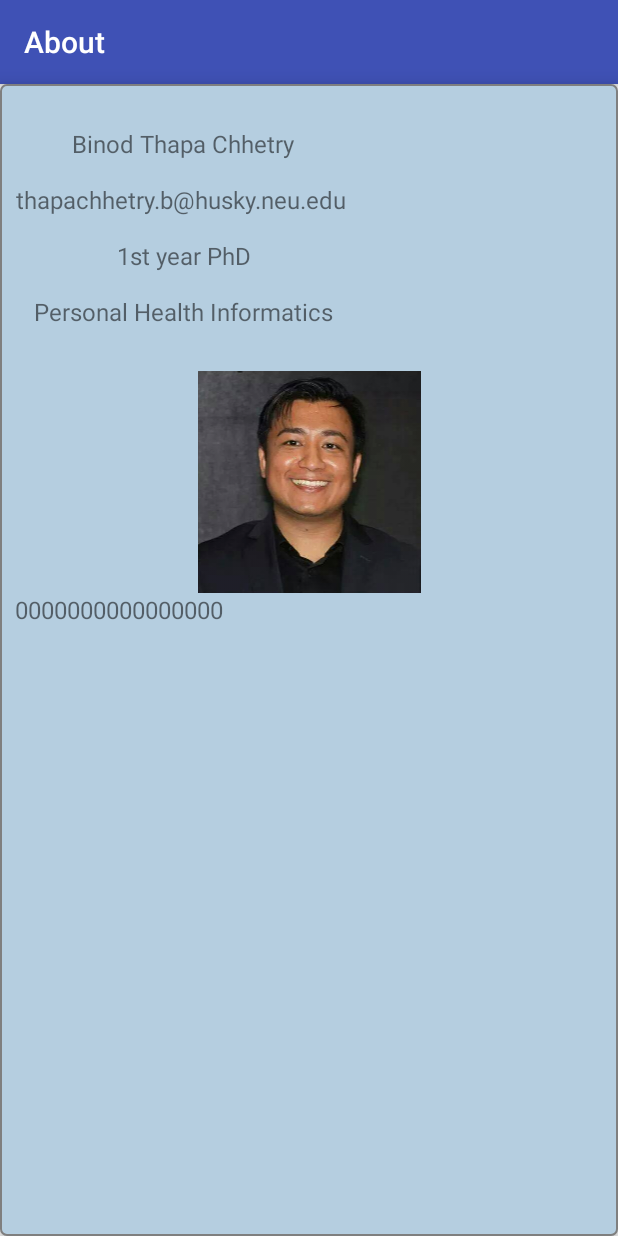
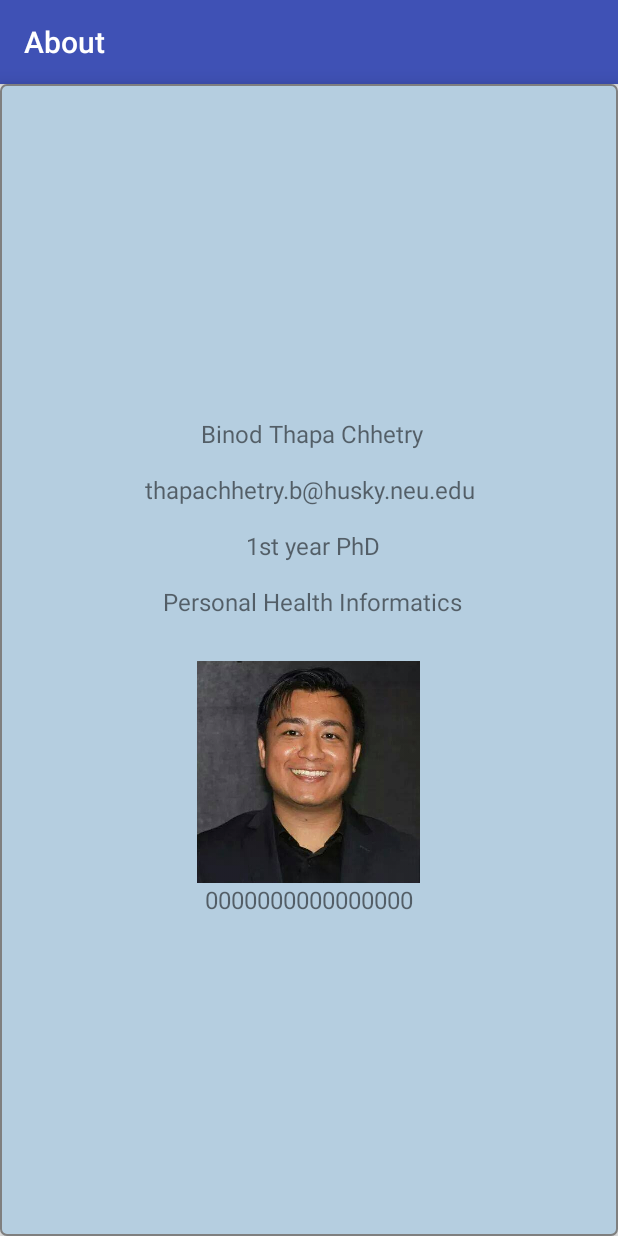
Before and after one commit to binodthapachhetry/MobileWordPuzzle, an Android app: the AboutActivityFragment screen opened directly, with no data from a screen before it, on a phone screen of 412 x 824 dp. Run offline under Robolectric (Android 15) with nearby library versions, the phone set to English and light mode, and no system bars; 1 statement that could not run was skipped.

Commit message:
changed the targetSDKversion to 22, formatted the about fragment view to match parent and text and image view to wrap content

```diff
--- a/app/build.gradle
+++ b/app/build.gradle
@@ -7,7 +7,7 @@ android {
     defaultConfig {
         applicationId "edu.neu.madcourse.binodthapachhetry"
         minSdkVersion 15
-        targetSdkVersion 23
+        targetSdkVersion 22
         versionCode 1
         versionName "1.0"
     }
--- a/app/src/main/res/layout/fragment_about.xml
+++ b/app/src/main/res/layout/fragment_about.xml
@@ -4,9 +4,8 @@ xmlns:android="http://schemas.android.com/apk/res/android"
 
 xmlns:tools="http://schemas.android.com/tools"
 
-android:layout_width="wrap_content"
-
-android:layout_height="wrap_content"
+android:layout_width="match_parent"
+android:layout_height="match_parent"
 
 android:background="@drawable/menu_background"
 
@@ -15,7 +14,7 @@ android:elevation="@dimen/elevation_high"
 android:orientation="vertical"
 
 android:padding="@dimen/menu_padding"
-
+android:gravity="center"
 android:title="@string/about_title"
 
 tools:context="edu.neu.madcourse.binodthapachhetry.MainActivityFragment">
@@ -39,7 +38,7 @@ tools:context="edu.neu.madcourse.binodthapachhetry.MainActivityFragment">
 
 
     <ImageView android:id="@+id/myImage"
-        android:layout_width="match_parent"
+        android:layout_width="wrap_content"
         android:layout_height="wrap_content"
         android:scaleType="fitCenter"
         android:src="@drawable/mypic"/>
@@ -56,6 +55,7 @@ tools:context="edu.neu.madcourse.binodthapachhetry.MainActivityFragment">
 
         android:textSize="@dimen/menu_text_size"
 
+
         android:gravity="center" />
 
 
--- a/app/src/main/res/values/strings.xml
+++ b/app/src/main/res/values/strings.xml
@@ -49,7 +49,8 @@ you have to win a smaller game of Tic Tac Toe inside that tile.\n\
 \n\
 A tie happens when there are no further moves.
 In the case of a tie in a small board, that will count as a win for
-both sides in the larger game.\n\\n\
+both sides in the larger game.\n\
+        \n\
         Music credit: http://www.freesound.org
 </string>
 
```
Also changed, not shown: app/src/main/res/mipmap-mdpi/ic_launcher.png, app/src/main/res/mipmap-xxxhdpi/ic_launcher.png.
